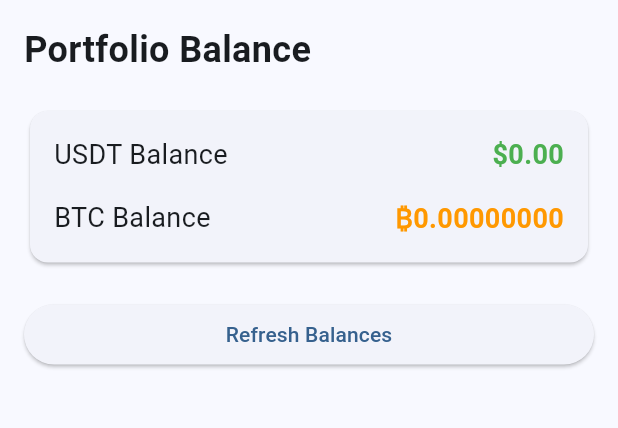
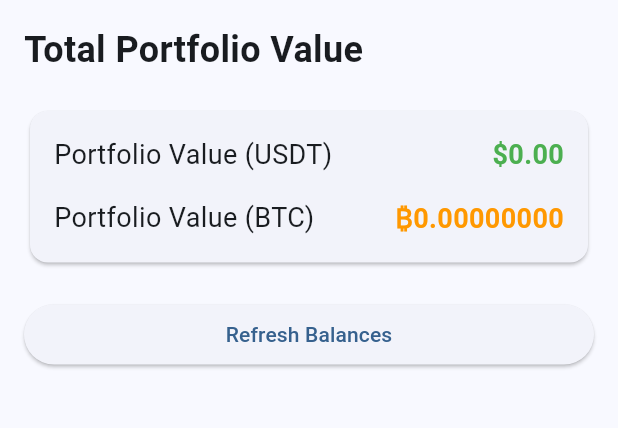
Before and after one commit to kennym/KrakenWatch, a Flutter app: the screen it shows after launch, on a phone screen of 412 x 824 dp, the part 84-512 px from its top. Run offline on Flutter 3.47's test engine with Material 3 defaults, Android fonts, the phone set to English and light mode, and no system bars.

Commit message:
refactor(portfolio): rename balance variables and update portfolio value calculations; add ticker fetching and USD/BTC conversion methods

```diff
--- a/lib/main.dart
+++ b/lib/main.dart
@@ -30,8 +30,8 @@ class PortfolioScreen extends StatefulWidget {
 }
 
 class _PortfolioScreenState extends State<PortfolioScreen> {
-  double _usdtBalance = 0.0;
-  double _btcBalance = 0.0;
+  double _portfolioValueUsdt = 0.0;
+  double _portfolioValueBtc = 0.0;
   bool _isLoading = false;
   String _errorMessage = '';
 
@@ -59,7 +59,7 @@ class _PortfolioScreenState extends State<PortfolioScreen> {
           crossAxisAlignment: CrossAxisAlignment.start,
           children: [
             const Text(
-              'Portfolio Balance',
+              'Total Portfolio Value',
               style: TextStyle(fontSize: 24, fontWeight: FontWeight.bold),
             ),
             const SizedBox(height: 20),
@@ -72,11 +72,11 @@ class _PortfolioScreenState extends State<PortfolioScreen> {
                       mainAxisAlignment: MainAxisAlignment.spaceBetween,
                       children: [
                         const Text(
-                          'USDT Balance',
+                          'Portfolio Value (USDT)',
                           style: TextStyle(fontSize: 18),
                         ),
                         Text(
-                          '\$${_usdtBalance.toStringAsFixed(2)}',
+                          '\$${_portfolioValueUsdt.toStringAsFixed(2)}',
                           style: const TextStyle(
                             fontSize: 18,
                             fontWeight: FontWeight.bold,
@@ -90,11 +90,11 @@ class _PortfolioScreenState extends State<PortfolioScreen> {
                       mainAxisAlignment: MainAxisAlignment.spaceBetween,
                       children: [
                         const Text(
-                          'BTC Balance',
+                          'Portfolio Value (BTC)',
                           style: TextStyle(fontSize: 18),
                         ),
                         Text(
-                          '₿${_btcBalance.toStringAsFixed(8)}',
+                          '₿${_portfolioValueBtc.toStringAsFixed(8)}',
                           style: const TextStyle(
                             fontSize: 18,
                             fontWeight: FontWeight.bold,
@@ -142,20 +142,26 @@ class _PortfolioScreenState extends State<PortfolioScreen> {
     });
 
     try {
+      // Fetch both balance and market prices
       final balance = await _krakenApi.getBalance();
+      final prices = await _krakenApi.getTicker();
 
       if (balance.error.isNotEmpty) {
         throw Exception('Kraken API Error: ${balance.error.join(', ')}');
       }
 
+      // Calculate total portfolio value
+      final portfolioValueUsd = _krakenApi.calculatePortfolioValueInUsd(balance.result, prices);
+      final portfolioValueBtc = _krakenApi.convertUsdToBtc(portfolioValueUsd, prices);
+
       setState(() {
-        _usdtBalance = _krakenApi.calculateTotalInUsdt(balance.result);
-        _btcBalance = _krakenApi.calculateTotalInBtc(balance.result);
+        _portfolioValueUsdt = portfolioValueUsd;
+        _portfolioValueBtc = portfolioValueBtc;
         _isLoading = false;
       });
     } catch (e) {
       setState(() {
-        _errorMessage = 'Failed to load balances: ${e.toString()}';
+        _errorMessage = 'Failed to load portfolio: ${e.toString()}';
         _isLoading = false;
       });
     }
```
Also changed, not shown: lib/services/kraken_api.dart (+113 -4 lines), 2 other files.
